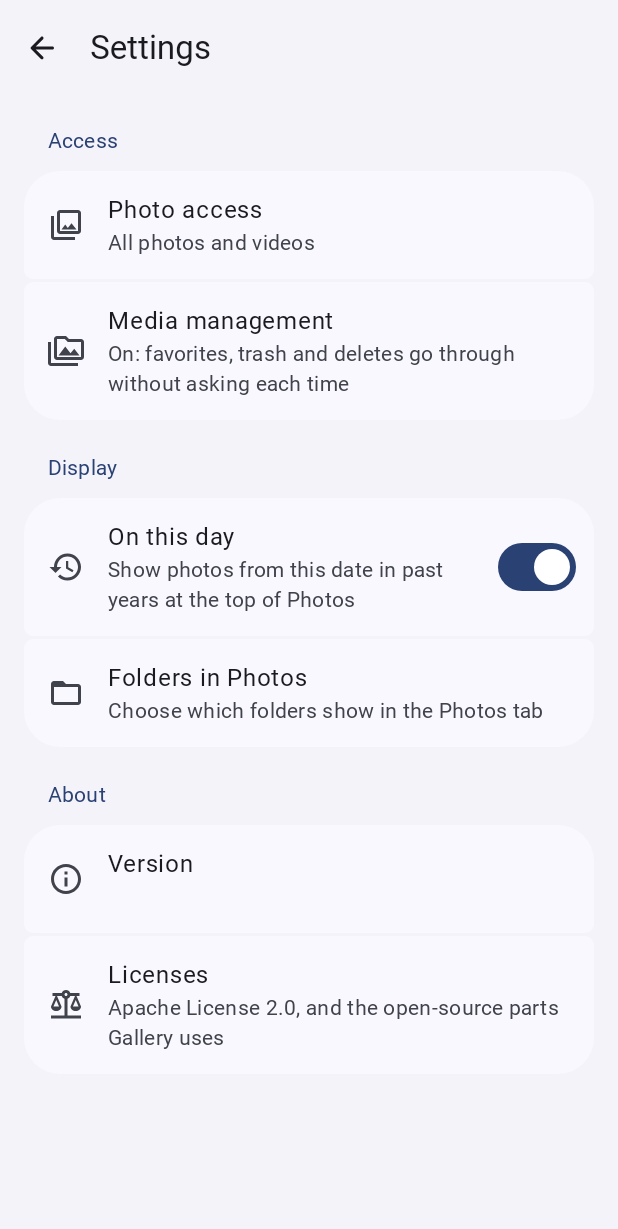
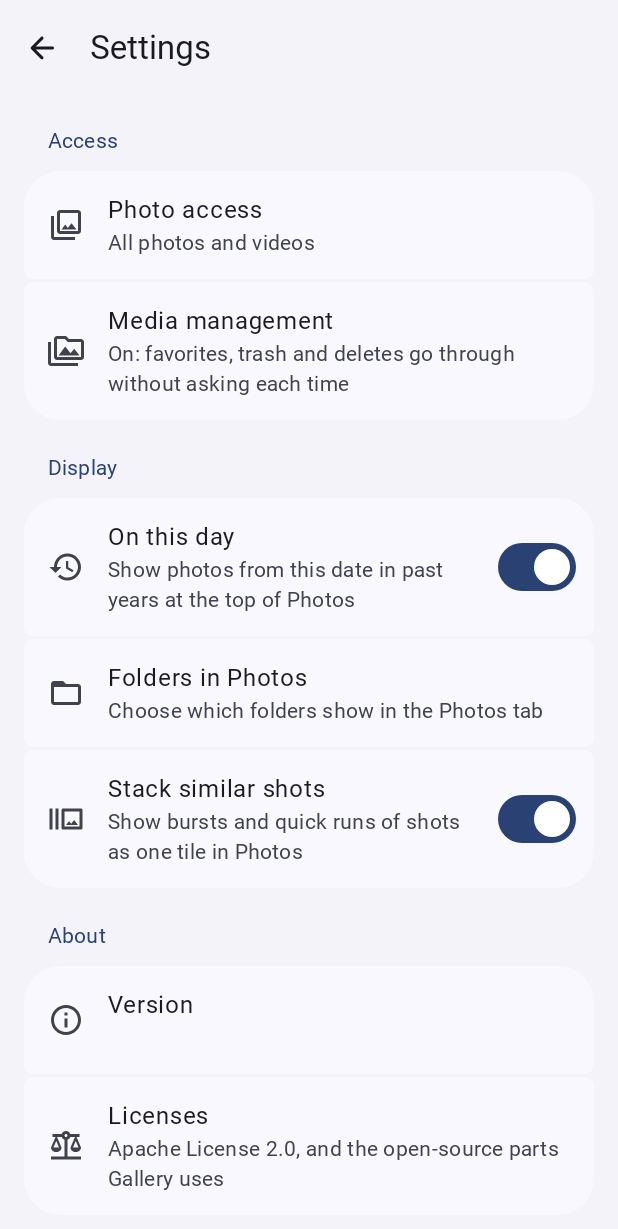
Before and after one commit to jawsh207/Gallery, an Android app built with Jetpack Compose: the composable SettingsScreen shown on its own in the app's theme, on a phone screen of 412 x 824 dp. Shown: the top 1229 px of the screen. Run offline under Robolectric (Android 15) with nearby library versions, the phone set to English and light mode, and no system bars; Roboto replaces fonts that are not available here; 5 statements that could not run were skipped.

Commit message:
Stack quick runs of shots into one tile in Photos
Photos in the same folder taken within two seconds of each other show as
one tile with a count; a burst's marked cover is shown. Selecting the tile
selects the whole stack. Settings can turn it off.

```diff
--- a/app/src/main/java/app/roll/gallery/ui/GalleryViewModel.kt
+++ b/app/src/main/java/app/roll/gallery/ui/GalleryViewModel.kt
@@ -227,6 +227,14 @@ class GalleryViewModel(app: Application) : AndroidViewModel(app) {
 
     private fun updateAlbums(change: (AlbumPrefs) -> AlbumPrefs) {
         viewModelScope.launch { settings.updateAlbumPrefs(change) }
+    }
+
+    /** Whether the Photos grid stacks quick runs of shots. */
+    val stackPhotos: StateFlow<Boolean> = settings.stackPhotos.stateIn(viewModelScope, SharingStarted.Eagerly, true)
+
+    /** Turns stacking in the Photos grid on or off. */
+    fun setStackPhotos(on: Boolean) {
+        viewModelScope.launch { settings.setStackPhotos(on) }
     }
 
     /** Keeps [tiles] as the Collections tab's order. */
--- a/app/src/main/java/app/roll/gallery/ui/photos/MediaGrid.kt
+++ b/app/src/main/java/app/roll/gallery/ui/photos/MediaGrid.kt
@@ -79,6 +79,7 @@ sealed interface GridEntry {
  *
  * [header] adds anything that should scroll above the photos (a banner, an intro line).
  * [groupBy] picks the date the headers go by: when taken, or (for Recently Added) when it arrived.
+ * [stackSizes] marks stack covers (by id) with how many shots they hold.
  */
 @Composable
 fun MediaGrid(
@@ -93,6 +94,7 @@ fun MediaGrid(
     contentPadding: PaddingValues = PaddingValues(),
     header: LazyGridScope.() -> Unit = {},
     groupBy: GroupBy = GroupBy.Taken,
+    stackSizes: Map<Long, Int> = emptyMap(),
 ) {
     val today = remember { LocalDate.now() }
     val zone = remember { ZoneId.systemDefault() }
@@ -241,6 +243,7 @@ fun MediaGrid(
                             media = media,
                             selected = media.id in selection,
                             selecting = selecting,
+                            stack = stackSizes[media.id] ?: 0,
                             onClick = {
                                 if (selecting) {
                                     select(if (media.id in selection) selection - media.id else selection + media.id)
--- a/app/src/main/java/app/roll/gallery/ui/photos/PhotosTab.kt
+++ b/app/src/main/java/app/roll/gallery/ui/photos/PhotosTab.kt
@@ -46,7 +46,7 @@ import app.roll.gallery.ui.components.EmptyState
  * The Photos tab: every photo and video, newest first, in the date-grouped grid, under a row
  * of "On this day" [memories] when there are any ([onOpenMemory] plays one). With only
  * some photos shared with the app ("Select photos" access), a card at the top offers to allow
- * all of them.
+ * all of them. Stack covers show how many shots they hold ([stackSizes]).
  */
 @Composable
 fun PhotosTab(
@@ -62,6 +62,7 @@ fun PhotosTab(
     contentPadding: PaddingValues,
     memories: List<Memory> = emptyList(),
     onOpenMemory: (Memory) -> Unit = {},
+    stackSizes: Map<Long, Int> = emptyMap(),
 ) {
     if (items.isEmpty() && !partialAccess) {
         EmptyState(
@@ -81,6 +82,7 @@ fun PhotosTab(
         onOpen = onOpen,
         state = gridState,
         contentPadding = contentPadding,
+        stackSizes = stackSizes,
         header = {
             if (memories.isNotEmpty()) {
                 item(key = "memories", span = { GridItemSpan(maxLineSpan) }, contentType = "memories") {
--- a/app/src/main/java/app/roll/gallery/ui/settings/SettingsScreen.kt
+++ b/app/src/main/java/app/roll/gallery/ui/settings/SettingsScreen.kt
@@ -36,6 +36,7 @@ import androidx.compose.runtime.LaunchedEffect
 import androidx.compose.material3.Switch
 import androidx.compose.material.icons.outlined.History
 import androidx.compose.material.icons.outlined.FolderOpen
+import androidx.compose.material.icons.outlined.BurstMode
 import androidx.lifecycle.compose.collectAsStateWithLifecycle
 import androidx.compose.material3.Text
 import androidx.compose.material3.TextButton
@@ -86,6 +87,7 @@ fun SettingsScreen(viewModel: GalleryViewModel, onBack: () -> Unit, onOpenFolder
     }
     var showLicenses by remember { mutableStateOf(false) }
     val showMemories by viewModel.showMemories.collectAsStateWithLifecycle()
+    val stackPhotos by viewModel.stackPhotos.collectAsStateWithLifecycle()
     val readText by viewModel.readText.collectAsStateWithLifecycle()
     val onlyCharging by viewModel.readTextOnlyCharging.collectAsStateWithLifecycle()
     val photoText by viewModel.photoText.collectAsStateWithLifecycle()
@@ -162,7 +164,7 @@ fun SettingsScreen(viewModel: GalleryViewModel, onBack: () -> Unit, onOpenFolder
                     icon = Icons.Outlined.History,
                     title = stringResource(R.string.settings_memories),
                     summary = stringResource(R.string.settings_memories_summary),
-                    shape = segmentShape(0, 2),
+                    shape = segmentShape(0, 3),
                     onClick = { viewModel.setShowMemories(!showMemories) },
                     trailing = { Switch(checked = showMemories, onCheckedChange = viewModel::setShowMemories) },
                     modifier = Modifier.padding(horizontal = 16.dp),
@@ -173,8 +175,19 @@ fun SettingsScreen(viewModel: GalleryViewModel, onBack: () -> Unit, onOpenFolder
                     icon = Icons.Outlined.FolderOpen,
                     title = stringResource(R.string.settings_folders),
                     summary = stringResource(R.string.settings_folders_summary),
-                    shape = segmentShape(1, 2),
+                    shape = segmentShape(1, 3),
                     onClick = onOpenFolders,
+                    modifier = Modifier.padding(horizontal = 16.dp),
+                )
+            }
+            item(key = "stacks") {
+                ListRow(
+                    icon = Icons.Outlined.BurstMode,
+                    title = stringResource(R.string.settings_stacks),
+                    summary = stringResource(R.string.settings_stacks_summary),
+                    shape = segmentShape(2, 3),
+                    onClick = { viewModel.setStackPhotos(!stackPhotos) },
+                    trailing = { Switch(checked = stackPhotos, onCheckedChange = viewModel::setStackPhotos) },
                     modifier = Modifier.padding(horizontal = 16.dp),
                 )
             }
--- a/app/src/main/res/values/strings.xml
+++ b/app/src/main/res/values/strings.xml
@@ -387,4 +387,9 @@
     <string name="video_crop_wide">16:9</string>
     <string name="video_crop_tall">9:16</string>
     <string name="video_crop_four_three">4:3</string>
+
+    <!-- Stacks -->
+    <string name="settings_stacks">Stack similar shots</string>
+    <string name="settings_stacks_summary">Show bursts and quick runs of shots as one tile in Photos</string>
+    <string name="stacked">Stack</string>
 </resources>
```
Also changed, not shown: app/src/main/java/app/roll/gallery/data/Settings.kt (+9 -0 lines), app/src/main/java/app/roll/gallery/data/Stacks.kt (added, +50 -0 lines), app/src/main/java/app/roll/gallery/ui/GalleryApp.kt (+12 -2 lines), app/src/main/java/app/roll/gallery/ui/components/MediaThumb.kt (+11 -1 lines), 3 other files.
